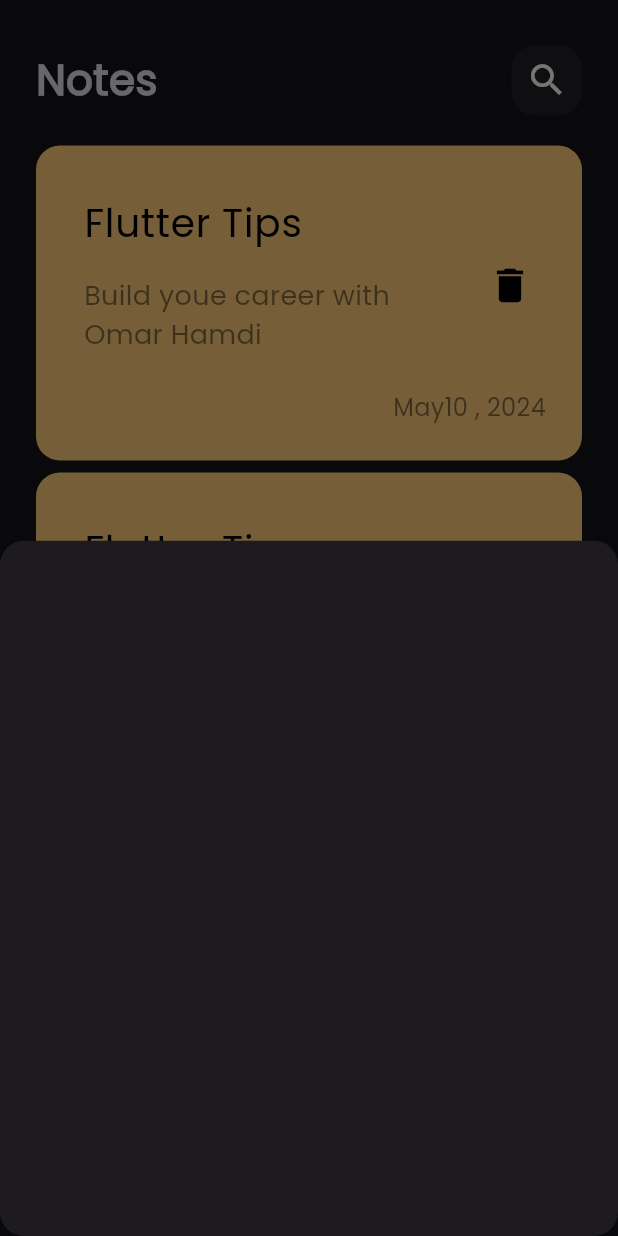
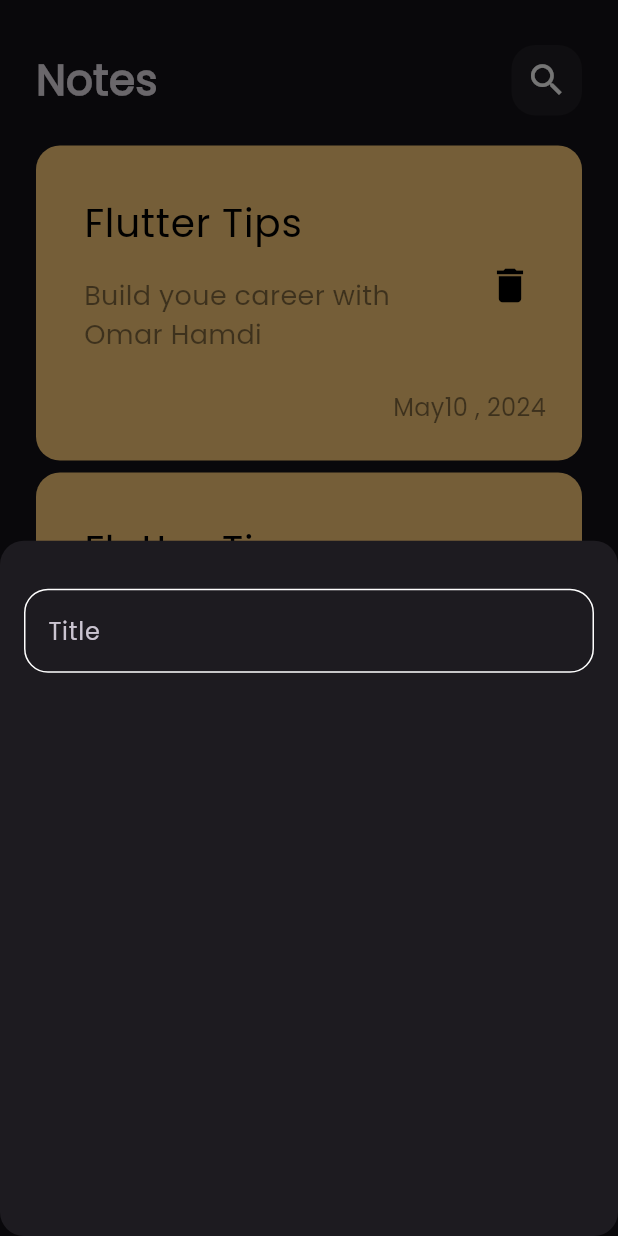
Before and after one commit to OmarHamdi11/Notes-App, a Flutter app: the screen it shows after launch, after a tap on the "add" icon, on a phone screen of 412 x 824 dp. Run offline on Flutter 3.47's test engine with Material 3 defaults, Android fonts, the phone set to English and light mode, and no system bars.

Commit message:
create custom text field

```diff
--- /dev/null
+++ b/lib/constants.dart
@@ -0,0 +1,3 @@
+import 'package:flutter/material.dart';
+
+const kPrimaryColor = Color(0xff62FCD7);
--- a/lib/widgets/add_note_bottom_sheet.dart
+++ b/lib/widgets/add_note_bottom_sheet.dart
@@ -1,10 +1,21 @@
 import 'package:flutter/material.dart';
+import 'package:notesapp/widgets/custom_text_field.dart';
 
 class AddNoteBottomSheet extends StatelessWidget {
   const AddNoteBottomSheet({super.key});
 
   @override
   Widget build(BuildContext context) {
-    return Container();
+    return Padding(
+      padding: const EdgeInsets.symmetric(horizontal: 16.0),
+      child: Column(
+        children: [
+          SizedBox(
+            height: 32,
+          ),
+          CustomTextField(),
+        ],
+      ),
+    );
   }
 }
--- /dev/null
+++ b/lib/widgets/custom_text_field.dart
@@ -0,0 +1,28 @@
+import 'package:flutter/material.dart';
+import 'package:notesapp/constants.dart';
+
+class CustomTextField extends StatelessWidget {
+  const CustomTextField({super.key});
+
+  @override
+  Widget build(BuildContext context) {
+    return TextField(
+      cursorColor: kPrimaryColor,
+      decoration: InputDecoration(
+        hintText: 'Title',
+        border: buildMethod(),
+        enabledBorder: buildMethod(),
+        focusedBorder: buildMethod(kPrimaryColor),
+      ),
+    );
+  }
+
+  OutlineInputBorder buildMethod([color]) {
+    return OutlineInputBorder(
+      borderRadius: BorderRadius.circular(16),
+      borderSide: BorderSide(
+        color: color ?? Colors.white,
+      ),
+    );
+  }
+}
```
